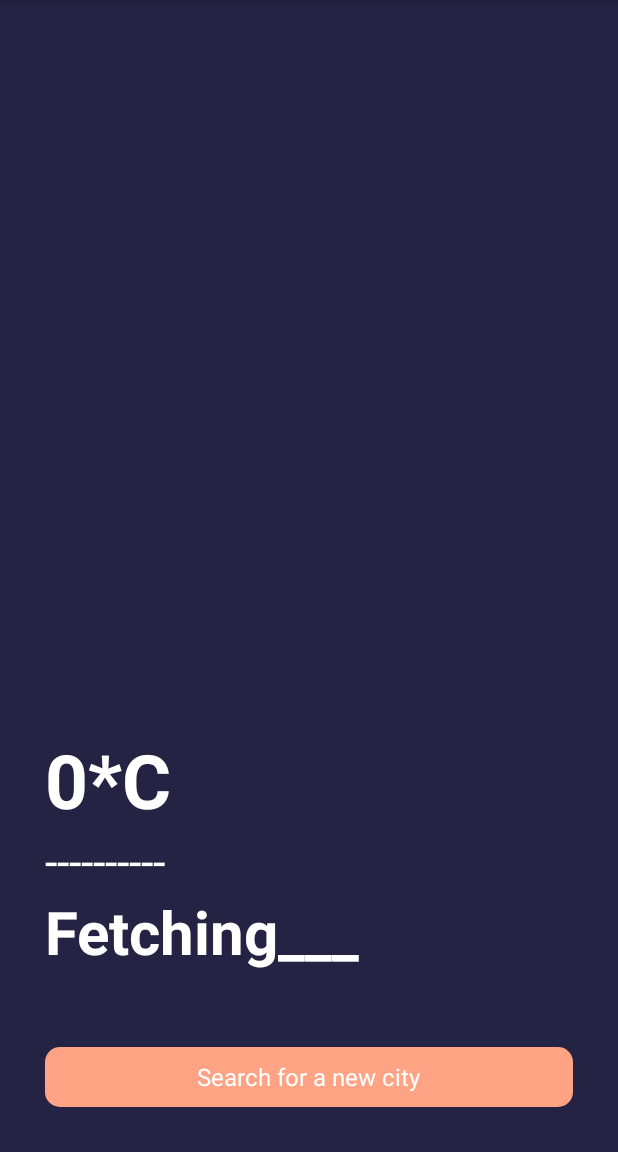
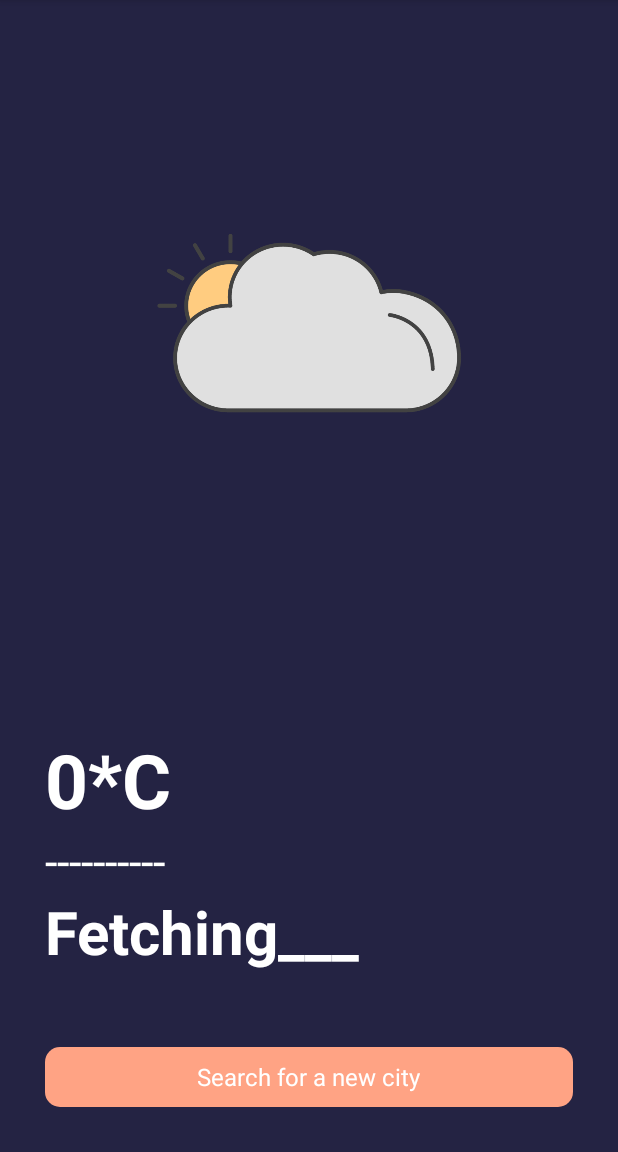
Before and after one commit to moiraleon/weather-app, an Android app: the screen it shows after launch (MainActivity), on a phone screen of 412 x 824 dp, the part 84-1236 px from its top. Run offline under Robolectric (Android 15) with nearby library versions, the phone set to English and light mode, and no system bars.

Commit message:
ui implimentation 1x

```diff
--- a/app/src/main/res/layout/activity_main.xml
+++ b/app/src/main/res/layout/activity_main.xml
@@ -11,6 +11,7 @@
         android:layout_width="match_parent"
         android:layout_height="270dp"
         android:id="@+id/weatherIcon"
+        android:src="@drawable/cloudy"
         android:layout_marginTop="80dp">
 
     </ImageView>
```
Also changed, not shown: app/src/main/res/drawable-v24/cloudy.png (added).
